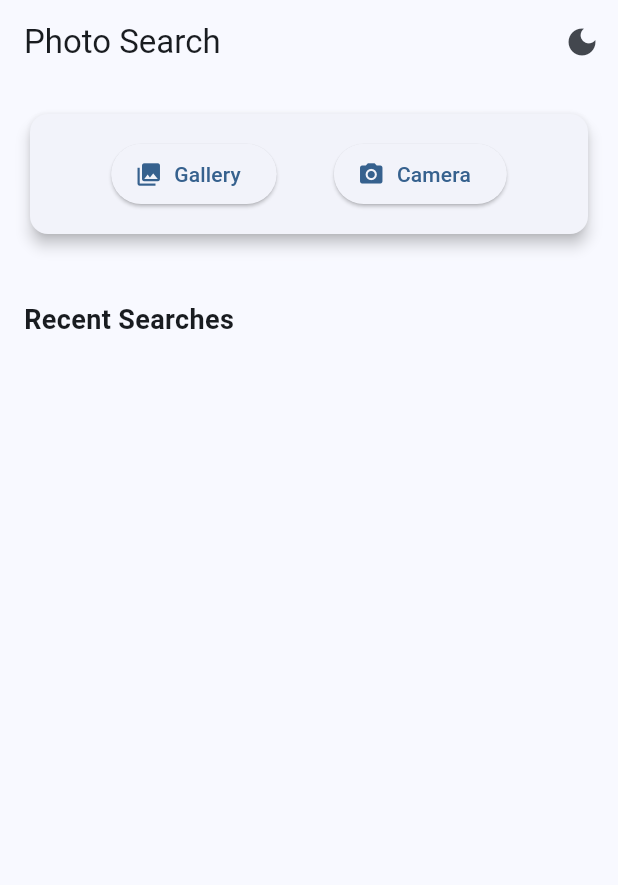
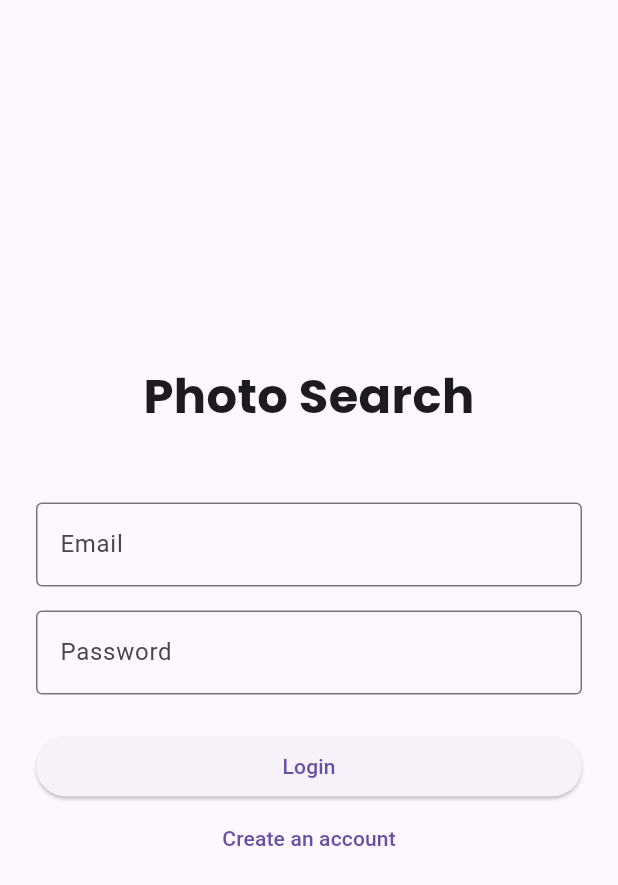
Before and after one commit to mamee13/photo_search, a Flutter app: the screen it shows after launch, on a phone screen of 412 x 824 dp. Shown: the top 885 px of the screen. Run offline on Flutter 3.47's test engine with Material 3 defaults, Android fonts, the phone set to English and light mode, and no system bars; our stand-ins replace cached_network_image, firebase_auth, firebase_core, google_fonts, image_picker, shared_preferences; accounts and stored records are empty.

Commit message:
building an onboarding screen

```diff
--- /dev/null
+++ b/devtools_options.yaml
@@ -0,0 +1,3 @@
+description: This file stores settings for Dart & Flutter DevTools.
+documentation: https://docs.flutter.dev/tools/devtools/extensions#configure-extension-enablement-states
+extensions:
--- a/lib/main.dart
+++ b/lib/main.dart
@@ -1,15 +1,19 @@
 import 'package:flutter/material.dart';
 import 'package:provider/provider.dart';
-import 'screens/home_screen.dart';
+import 'package:firebase_core/firebase_core.dart';
+import 'providers/theme_provider.dart';
 import 'providers/search_provider.dart';
-import 'providers/theme_provider.dart';
+import 'screens/onboarding_screen.dart';
 
-void main() {
+void main() async {
+  WidgetsFlutterBinding.ensureInitialized();
+  await Firebase.initializeApp();
+
   runApp(
     MultiProvider(
       providers: [
+        ChangeNotifierProvider(create: (_) => ThemeProvider()),
         ChangeNotifierProvider(create: (_) => SearchProvider()),
-        ChangeNotifierProvider(create: (_) => ThemeProvider()),
       ],
       child: const MyApp(),
     ),
@@ -25,18 +29,10 @@ class MyApp extends StatelessWidget {
       builder: (context, themeProvider, child) {
         return MaterialApp(
           title: 'Photo Search',
-          theme: ThemeData(
-            useMaterial3: true,
-            colorSchemeSeed: Colors.blue,
-            brightness: Brightness.light,
-          ),
-          darkTheme: ThemeData(
-            useMaterial3: true,
-            colorSchemeSeed: Colors.blue,
-            brightness: Brightness.dark,
-          ),
+          theme: ThemeData.light(),
+          darkTheme: ThemeData.dark(),
           themeMode: themeProvider.isDarkMode ? ThemeMode.dark : ThemeMode.light,
-          home: const HomeScreen(),
+          home: const OnboardingScreen(),
         );
       },
     );
--- /dev/null
+++ b/lib/screens/onboarding_screen.dart
@@ -0,0 +1,124 @@
+import 'package:flutter/material.dart';
+import 'package:firebase_auth/firebase_auth.dart';
+import 'package:google_fonts/google_fonts.dart';
+import 'home_screen.dart';
+
+class OnboardingScreen extends StatefulWidget {
+  const OnboardingScreen({super.key});
+
+  @override
+  State<OnboardingScreen> createState() => _OnboardingScreenState();
+}
+
+class _OnboardingScreenState extends State<OnboardingScreen> {
+  final _formKey = GlobalKey<FormState>();
+  final _emailController = TextEditingController();
+  final _passwordController = TextEditingController();
+  bool _isLogin = true;
+  bool _isLoading = false;
+
+  Future<void> _submitForm() async {
+    if (_formKey.currentState!.validate()) {
+      setState(() => _isLoading = true);
+      try {
+        if (_isLogin) {
+          await FirebaseAuth.instance.signInWithEmailAndPassword(
+            email: _emailController.text,
+            password: _passwordController.text,
+          );
+        } else {
+          await FirebaseAuth.instance.createUserWithEmailAndPassword(
+            email: _emailController.text,
+            password: _passwordController.text,
+          );
+        }
+        if (mounted) {
+          Navigator.of(context).pushReplacement(
+            MaterialPageRoute(builder: (context) => const HomeScreen()),
+          );
+        }
+      } catch (e) {
+        if (mounted) {  // Add mounted check here
+          ScaffoldMessenger.of(context).showSnackBar(
+            SnackBar(content: Text(e.toString())),
+          );
+        }
+      } finally {
+        if (mounted) {
+          setState(() => _isLoading = false);
+        }
+      }
+    }
+  }
+
+  @override
+  Widget build(BuildContext context) {
+    return Scaffold(
+      body: SafeArea(
+        child: Padding(
+          padding: const EdgeInsets.all(24.0),
+          child: Form(
+            key: _formKey,
+            child: Column(
+              mainAxisAlignment: MainAxisAlignment.center,
+              crossAxisAlignment: CrossAxisAlignment.stretch,
+              children: [
+                Text(
+                  'Photo Search',
+                  style: GoogleFonts.poppins(
+                    fontSize: 32,
+                    fontWeight: FontWeight.bold,
+                  ),
+                  textAlign: TextAlign.center,
+                ),
+                const SizedBox(height: 48),
+                TextFormField(
+                  controller: _emailController,
+                  decoration: const InputDecoration(
+                    labelText: 'Email',
+                    border: OutlineInputBorder(),
+                  ),
+                  keyboardType: TextInputType.emailAddress,
+                  validator: (value) {
+                    if (value == null || !value.contains('@')) {
+                      return 'Please enter a valid email';
+                    }
+                    return null;
+                  },
+                ),
+                const SizedBox(height: 16),
+                TextFormField(
+                  controller: _passwordController,
+                  decoration: const InputDecoration(
+                    labelText: 'Password',
+                    border: OutlineInputBorder(),
+                  ),
+                  obscureText: true,
+                  validator: (value) {
+                    if (value == null || value.length < 6) {
+                      return 'Password must be at least 6 characters';
+                    }
+                    return null;
+                  },
+                ),
+                const SizedBox(height: 24),
+                ElevatedButton(
+                  onPressed: _isLoading ? null : _submitForm,
+                  child: _isLoading
+                      ? const CircularProgressIndicator()
+                      : Text(_isLogin ? 'Login' : 'Sign Up'),
+                ),
+                TextButton(
+                  onPressed: () => setState(() => _isLogin = !_isLogin),
+                  child: Text(_isLogin
+                      ? 'Create an account'
+                      : 'Already have an account? Login'),
+                ),
+              ],
+            ),
+          ),
+        ),
+      ),
+    );
+  }
+}
--- a/pubspec.yaml
+++ b/pubspec.yaml
@@ -15,6 +15,9 @@ dependencies:
   provider: ^6.0.5
   shared_preferences: ^2.2.1
   cached_network_image: ^3.3.0
+  firebase_core: ^2.24.2
+  firebase_auth: ^4.15.3
+  google_fonts: ^6.1.0
 
 dev_dependencies:
   flutter_test:
```
Also changed, not shown: lib/screens/history_screen.dart (added, +87 -0 lines), lib/screens/home_screen.dart (+8 -0 lines), pubspec.lock, 5 other files.
